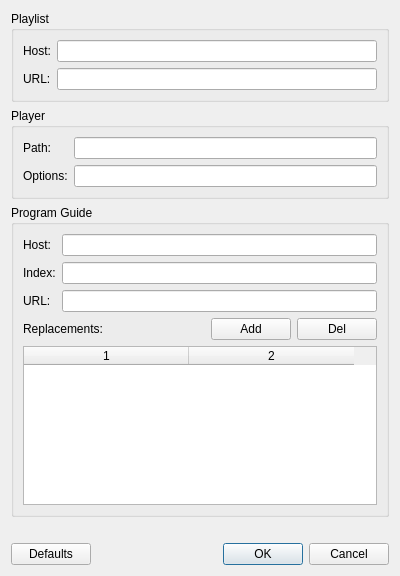
First picture: the form in tvnao/settings_dialog.ui, repository loimu/tvnao, before the edit.
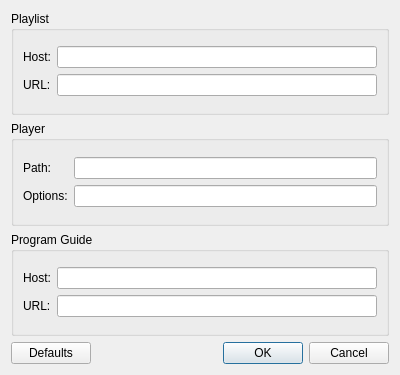
Second picture: the form after the edit.

```diff
--- a/tvnao/settings_dialog.ui
+++ b/tvnao/settings_dialog.ui
@@ -7,7 +7,7 @@
     <x>0</x>
     <y>0</y>
     <width>400</width>
-    <height>576</height>
+    <height>375</height>
    </rect>
   </property>
   <property name="windowTitle">
@@ -113,13 +113,6 @@
             </property>
            </widget>
           </item>
-          <item>
-           <widget class="QLabel" name="label_6">
-            <property name="text">
-             <string>Index:</string>
-            </property>
-           </widget>
-          </item>
           <item>
            <widget class="QLabel" name="label_7">
             <property name="text">
@@ -134,9 +127,6 @@
           <item>
            <widget class="QLineEdit" name="epgHost"/>
           </item>
-          <item>
-           <widget class="QLineEdit" name="epgIndex"/>
-          </item>
           <item>
            <widget class="QLineEdit" name="epgURL"/>
           </item>
@@ -144,128 +134,9 @@
         </item>
        </layout>
       </item>
-      <item>
-       <layout class="QHBoxLayout" name="horizontalLayoutAl">
-        <item>
-         <widget class="QLabel" name="label_8">
-          <property name="sizePolicy">
-           <sizepolicy hsizetype="Expanding" vsizetype="Preferred">
-            <horstretch>0</horstretch>
-            <verstretch>0</verstretch>
-           </sizepolicy>
-          </property>
-          <property name="text">
-           <string>Replacements:</string>
-          </property>
-         </widget>
-        </item>
-        <item>
-         <widget class="QPushButton" name="aliasAddButton">
-          <property name="sizePolicy">
-           <sizepolicy hsizetype="Preferred" vsizetype="Preferred">
-            <horstretch>0</horstretch>
-            <verstretch>0</verstretch>
-           </sizepolicy>
-          </property>
-          <property name="toolTip">
-           <string>Connect channel name in playlist to a name in TV guide</string>
-          </property>
-          <property name="text">
-           <string>Add</string>
-          </property>
-         </widget>
-        </item>
-        <item>
-         <widget class="QPushButton" name="aliasDelButton">
-          <property name="sizePolicy">
-           <sizepolicy hsizetype="Preferred" vsizetype="Preferred">
-            <horstretch>0</horstretch>
-            <verstretch>0</verstretch>
-           </sizepolicy>
-          </property>
-          <property name="text">
-           <string>Del</string>
-          </property>
-         </widget>
-        </item>
-       </layout>
-      </item>
-      <item>
-       <widget class="QTableWidget" name="tableAliases">
-        <property name="toolTip">
-         <string>channel name from playlist / channel name from TV guide</string>
-        </property>
-        <property name="editTriggers">
-         <set>QAbstractItemView::AllEditTriggers</set>
-        </property>
-        <property name="tabKeyNavigation">
-         <bool>true</bool>
-        </property>
-        <property name="showDropIndicator" stdset="0">
-         <bool>false</bool>
-        </property>
-        <property name="alternatingRowColors">
-         <bool>true</bool>
-        </property>
-        <property name="selectionMode">
-         <enum>QAbstractItemView::SingleSelection</enum>
-        </property>
-        <property name="selectionBehavior">
-         <enum>QAbstractItemView::SelectRows</enum>
-        </property>
-        <property name="sortingEnabled">
-         <bool>true</bool>
-        </property>
-        <property name="columnCount">
-         <number>2</number>
-        </property>
-        <attribute name="horizontalHeaderVisible">
-         <bool>true</bool>
-        </attribute>
-        <attribute name="horizontalHeaderCascadingSectionResizes">
-         <bool>true</bool>
-        </attribute>
-        <attribute name="horizontalHeaderDefaultSectionSize">
-         <number>165</number>
-        </attribute>
-        <attribute name="verticalHeaderVisible">
-         <bool>false</bool>
-        </attribute>
-        <column/>
-        <column/>
-       </widget>
-      </item>
      </layout>
     </widget>
    </item>
-   <item>
-    <widget class="QLabel" name="errorLabel">
-     <property name="sizePolicy">
-      <sizepolicy hsizetype="Expanding" vsizetype="Preferred">
-       <horstretch>0</horstretch>
-       <verstretch>0</verstretch>
-      </sizepolicy>
-     </property>
-     <property name="minimumSize">
-      <size>
-       <width>0</width>
-       <height>0</height>
-      </size>
-     </property>
-     <property name="maximumSize">
-      <size>
-       <width>16777215</width>
-       <height>16777215</height>
-      </size>
-     </property>
-     <property name="text">
-      <string/>
-     </property>
-     <property name="wordWrap">
-      <bool>true</bool>
-     </property>
-    </widget>
-   </item>
    <item>
     <layout class="QHBoxLayout" name="horizontalLayoutBt">
      <item>
```
